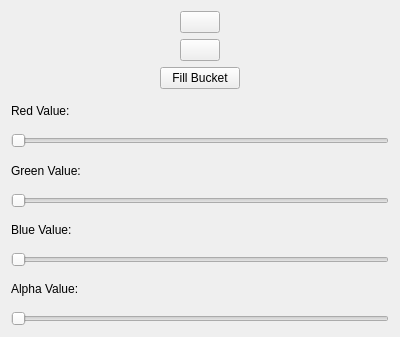
University-of-Utah-CS3505/a5-sprite-editor-f25-leomartinez47, file ui/toolpane.ui: the form before one commit.
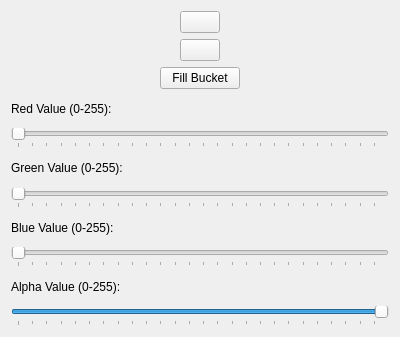
The form after the commit.

```diff
--- a/ui/toolpane.ui
+++ b/ui/toolpane.ui
@@ -103,7 +103,7 @@
    <item>
     <widget class="QLabel" name="label">
      <property name="text">
-      <string>Red Value:</string>
+      <string>Red Value (0-255):</string>
      </property>
     </widget>
    </item>
@@ -115,12 +115,15 @@
      <property name="orientation">
       <enum>Qt::Orientation::Horizontal</enum>
      </property>
+     <property name="tickPosition">
+      <enum>QSlider::TickPosition::TicksBelow</enum>
+     </property>
     </widget>
    </item>
    <item>
     <widget class="QLabel" name="label_3">
      <property name="text">
-      <string>Green Value:</string>
+      <string>Green Value (0-255):</string>
      </property>
     </widget>
    </item>
@@ -132,12 +135,15 @@
      <property name="orientation">
       <enum>Qt::Orientation::Horizontal</enum>
      </property>
+     <property name="tickPosition">
+      <enum>QSlider::TickPosition::TicksBelow</enum>
+     </property>
     </widget>
    </item>
    <item>
     <widget class="QLabel" name="label_2">
      <property name="text">
-      <string>Blue Value:</string>
+      <string>Blue Value (0-255):</string>
      </property>
     </widget>
    </item>
@@ -149,12 +155,15 @@
      <property name="orientation">
       <enum>Qt::Orientation::Horizontal</enum>
      </property>
+     <property name="tickPosition">
+      <enum>QSlider::TickPosition::TicksBelow</enum>
+     </property>
     </widget>
    </item>
    <item>
     <widget class="QLabel" name="label_4">
      <property name="text">
-      <string>Alpha Value:</string>
+      <string>Alpha Value (0-255):</string>
      </property>
     </widget>
    </item>
@@ -166,9 +175,18 @@
      <property name="singleStep">
       <number>1</number>
      </property>
+     <property name="sliderPosition">
+      <number>255</number>
+     </property>
      <property name="orientation">
       <enum>Qt::Orientation::Horizontal</enum>
      </property>
+     <property name="tickPosition">
+      <enum>QSlider::TickPosition::TicksBelow</enum>
+     </property>
+     <property name="tickInterval">
+      <number>0</number>
+     </property>
     </widget>
    </item>
   </layout>
```
Left out of the diff: 8 changed lines with no effect on the pictures.
